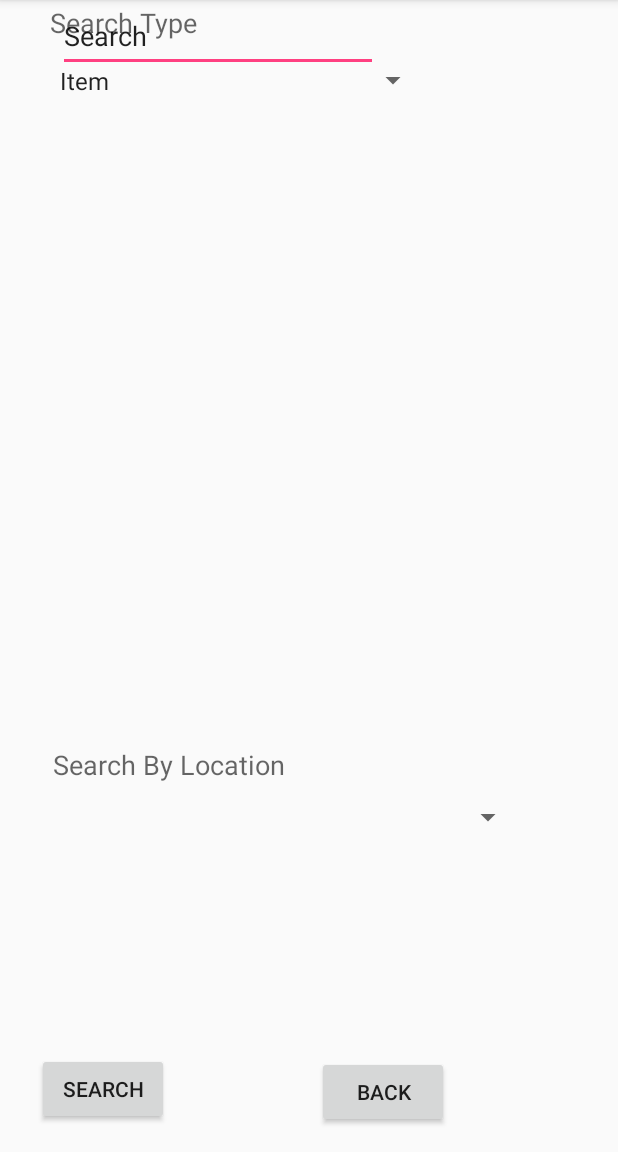
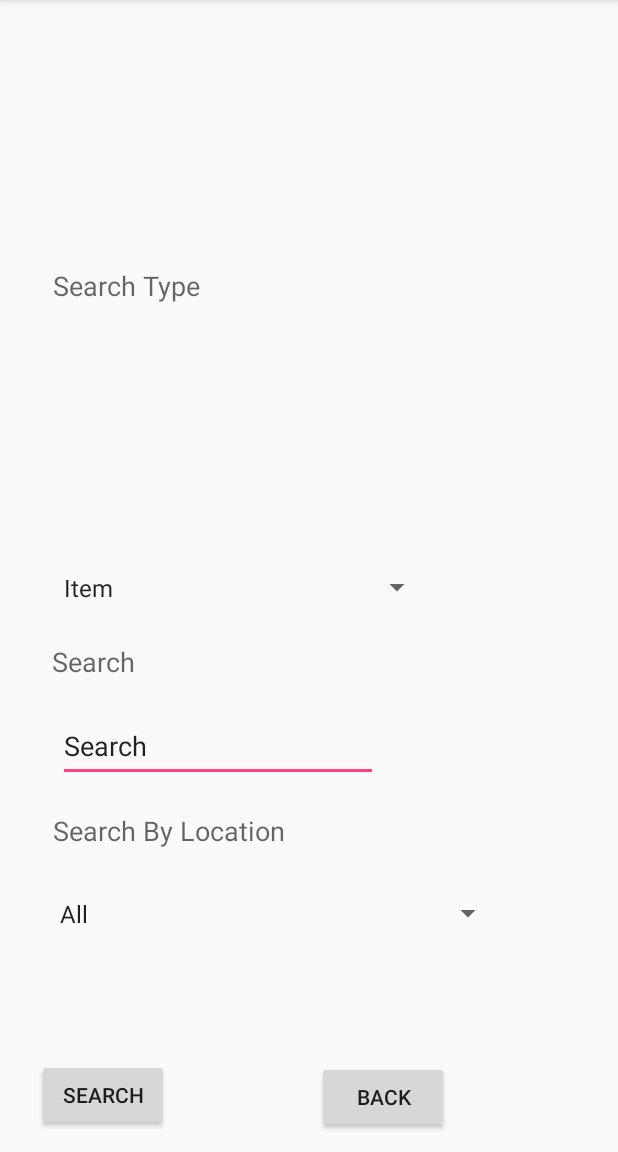
Before and after one commit to peteherman/cs2340, an Android app: the SearchView screen opened directly, with no data from a screen before it, on a phone screen of 412 x 824 dp, the part 84-1236 px from its top. Run offline under Robolectric (Android 15) with nearby library versions, the phone set to English and light mode, and no system bars; our stand-ins replace Firebase (no records; nobody signed in at launch, a user with empty details on screens opened directly).

Commit message:
Added back button to Search View. Search view spacing is weird, needs to be fixed.

```diff
--- a/BuzzTracker/app/src/main/java/com/example/gourn/buzztracker/Controller/SearchView.java
+++ b/BuzzTracker/app/src/main/java/com/example/gourn/buzztracker/Controller/SearchView.java
@@ -66,7 +66,7 @@ public class SearchView extends AppCompatActivity {
 
 
         //Get list of location names from firebase & populate location spinner
-        final DatabaseReference databaseReference = firebaseDatabase.getReference();
+        final DatabaseReference databaseReference = firebaseDatabase.getInstance().getReference();
         Query locationQuery = databaseReference.child("Locations");
         locationQuery.addValueEventListener(new ValueEventListener() {
             private ArrayList<String> locationNames = new ArrayList<>();
@@ -117,8 +117,10 @@ public class SearchView extends AppCompatActivity {
                 searchType = pos;
                 if (pos == ITEM_SEARCH) {
                     categorySpinner.setVisibility(View.GONE);
+                    searchEditText.setVisibility(View.VISIBLE);
                 } else if (pos == CATEGORY_SEARCH) {
                     searchEditText.setVisibility(View.GONE);
+                    categorySpinner.setVisibility(View.VISIBLE);
                 }
             }
 
@@ -218,5 +220,9 @@ public class SearchView extends AppCompatActivity {
         Bundle bundle = new Bundle();
 
         bundle.putInt("USER_TYPE", getIntent().getExtras().getInt("USER_TYPE"));
+
+        intent.putExtras(bundle);
+        startActivity(intent);
+        finish();
     }
 }
--- a/BuzzTracker/app/src/main/res/layout/activity_search_view.xml
+++ b/BuzzTracker/app/src/main/res/layout/activity_search_view.xml
@@ -10,7 +10,7 @@
         android:id="@+id/search_text_view"
         android:layout_width="wrap_content"
         android:layout_height="wrap_content"
-        android:layout_marginBottom="16dp"
+        android:layout_marginBottom="20dp"
         android:layout_marginEnd="8dp"
         android:layout_marginStart="24dp"
         android:text="Search"
@@ -24,43 +24,41 @@
         android:id="@+id/search_edit_text"
         android:layout_width="wrap_content"
         android:layout_height="48dp"
+        android:layout_marginBottom="20dp"
         android:layout_marginEnd="8dp"
         android:layout_marginStart="8dp"
         android:ems="10"
         android:inputType="text"
         android:text="Search"
+        app:layout_constraintBottom_toTopOf="@+id/category_spinner"
         app:layout_constraintEnd_toEndOf="parent"
         app:layout_constraintHorizontal_bias="0.169"
-        app:layout_constraintStart_toStartOf="parent"
-        tools:layout_editor_absoluteY="136dp" />
+        app:layout_constraintStart_toStartOf="parent" />
 
     <TextView
         android:id="@+id/search_by_loc_text_view"
         android:layout_width="wrap_content"
         android:layout_height="wrap_content"
-        android:layout_marginBottom="8dp"
+        android:layout_marginBottom="28dp"
         android:layout_marginEnd="8dp"
         android:layout_marginStart="24dp"
-        android:layout_marginTop="12dp"
         android:text="Search By Location"
         android:textAppearance="@style/TextAppearance.AppCompat.Medium"
         app:layout_constraintBottom_toTopOf="@+id/location_name_spinner"
         app:layout_constraintEnd_toEndOf="parent"
         app:layout_constraintHorizontal_bias="0.05"
-        app:layout_constraintStart_toStartOf="parent"
-        app:layout_constraintTop_toBottomOf="@+id/search_edit_text"
-        app:layout_constraintVertical_bias="1.0" />
+        app:layout_constraintStart_toStartOf="parent" />
 
     <Spinner
         android:id="@+id/location_name_spinner"
         android:layout_width="304dp"
         android:layout_height="30dp"
-        android:layout_marginBottom="208dp"
+        android:layout_marginBottom="144dp"
         android:layout_marginEnd="8dp"
-        android:layout_marginStart="8dp"
+        android:layout_marginStart="32dp"
         app:layout_constraintBottom_toBottomOf="parent"
         app:layout_constraintEnd_toEndOf="parent"
-        app:layout_constraintHorizontal_bias="0.406"
+        app:layout_constraintHorizontal_bias="0.0"
         app:layout_constraintStart_toStartOf="parent" />
 
     <Button
@@ -81,47 +79,43 @@
 
     <TextView
         android:id="@+id/search_type_text_view"
-        android:layout_width="wrap_content"
-        android:layout_height="wrap_content"
+        android:layout_width="106dp"
+        android:layout_height="31dp"
         android:layout_marginBottom="8dp"
         android:layout_marginEnd="8dp"
         android:layout_marginStart="16dp"
-        android:layout_marginTop="8dp"
+        android:layout_marginTop="16dp"
         android:text="Search Type"
         android:textAppearance="@style/TextAppearance.AppCompat.Medium"
-        app:layout_constraintBottom_toTopOf="@+id/search_text_view"
+        app:layout_constraintBottom_toTopOf="@+id/search_type_spinner"
         app:layout_constraintEnd_toEndOf="parent"
-        app:layout_constraintHorizontal_bias="0.059"
+        app:layout_constraintHorizontal_bias="0.068"
         app:layout_constraintStart_toStartOf="parent"
-        app:layout_constraintTop_toTopOf="parent"
-        app:layout_constraintVertical_bias="0.068" />
+        app:layout_constraintTop_toTopOf="parent" />
 
     <Spinner
         android:id="@+id/search_type_spinner"
         android:layout_width="254dp"
         android:layout_height="26dp"
-        android:layout_marginBottom="8dp"
+        android:layout_marginBottom="24dp"
+        android:layout_marginEnd="8dp"
         android:layout_marginStart="32dp"
-        android:layout_marginTop="16dp"
-        app:layout_constraintBottom_toTopOf="@+id/search_edit_text"
-        app:layout_constraintStart_toStartOf="parent"
-        app:layout_constraintTop_toBottomOf="@+id/search_type_text_view"
-        app:layout_constraintVertical_bias="0.03" />
+        app:layout_constraintBottom_toTopOf="@+id/search_text_view"
+        app:layout_constraintEnd_toEndOf="parent"
+        app:layout_constraintHorizontal_bias="0.022"
+        app:layout_constraintStart_toStartOf="parent" />
 
     <Spinner
         android:id="@+id/category_spinner"
         android:layout_width="255dp"
         android:layout_height="26dp"
-        android:layout_marginBottom="8dp"
+        android:layout_marginBottom="28dp"
         android:layout_marginEnd="8dp"
         android:layout_marginStart="8dp"
-        android:layout_marginTop="8dp"
-        app:layout_constraintBottom_toTopOf="@+id/location_name_spinner"
+        app:layout_constraintBottom_toTopOf="@+id/search_by_loc_text_view"
         app:layout_constraintEnd_toEndOf="parent"
         app:layout_constraintHorizontal_bias="0.23"
-        app:layout_constraintStart_toStartOf="parent"
-        app:layout_constraintTop_toBottomOf="@+id/search_edit_text"
-        app:layout_constraintVertical_bias="0.127" />
+        app:layout_constraintStart_toStartOf="parent" />
 
     <Button
         android:id="@+id/back_button"
```
